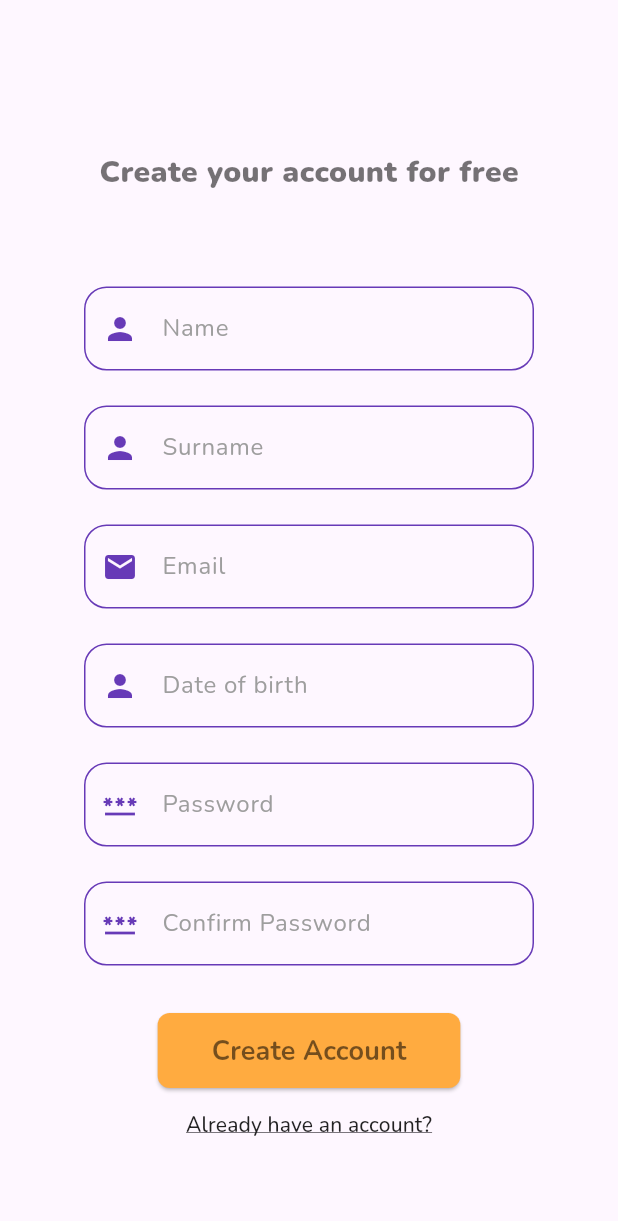
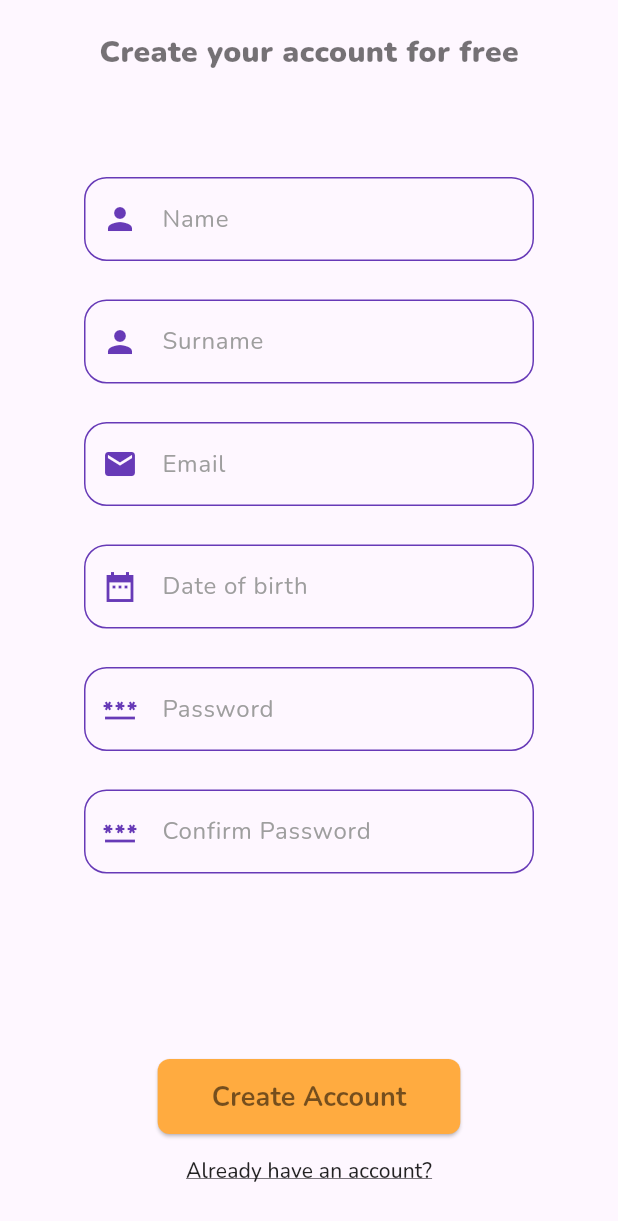
Before and after one commit to SadraMoghadam/TripTales, a Flutter app: the RegisterPage screen opened directly, on a phone screen of 412 x 824 dp. Shown: the top 1221 px of the screen. Run offline on Flutter 3.47's test engine with Material 3 defaults, Android fonts, the phone set to English and light mode, and no system bars; our stand-ins replace firebase_core; accounts and stored records are empty.

Commit message:
Fixed all of the pages layout.

```diff
--- a/lib/main.dart
+++ b/lib/main.dart
@@ -2,6 +2,7 @@ import 'package:flutter/material.dart';
 import 'package:firebase_core/firebase_core.dart';
 import 'package:trip_tales/src/pages/login.dart';
 import 'package:trip_tales/src/pages/register.dart';
+import 'package:trip_tales/src/utils/device_info.dart';
 import 'firebase_options.dart';
 import 'src/pages/home.dart';
 
@@ -10,7 +11,6 @@ Future<void> main() async {
   await Firebase.initializeApp(
     options: DefaultFirebaseOptions.currentPlatform,
   );
-
   runApp(MyApp());
 }
 
@@ -22,7 +22,7 @@ class MyApp extends StatelessWidget {
     return MaterialApp(
       title: 'Login Page',
       theme: ThemeData(fontFamily: 'Nunito'),
-      home: LoginPage(),
+      home: RegisterPage(),
     );
   }
 }
--- a/lib/src/pages/register.dart
+++ b/lib/src/pages/register.dart
@@ -1,4 +1,5 @@
 import 'package:flutter/material.dart';
+import 'package:trip_tales/src/utils/device_info.dart';
 
 import '../widgets/button.dart';
 import '../widgets/text_field.dart';
@@ -19,30 +20,45 @@ class _RegisterPageState extends State<RegisterPage> {
 
   @override
   Widget build(BuildContext context) {
+    DeviceInfo device = DeviceInfo();
+    device.computeDeviceInfo(context);
     return Scaffold(
-      resizeToAvoidBottomInset : false,
+      resizeToAvoidBottomInset: false,
       body: SafeArea(
         child: Container(
-          padding: const EdgeInsets.only(top: 100, bottom: 10),
+          height: device.height - 20,
+          width: device.width - 20,
+          alignment: Alignment.center,
+          padding: EdgeInsets.all(10),
+          margin: EdgeInsets.all(10),
           child: Column(
             mainAxisAlignment: MainAxisAlignment.center,
             children: <Widget>[
-              const Flexible(
+              Flexible(fit: FlexFit.tight, flex: 1, child: buildHeader()),
+              Flexible(fit: FlexFit.tight, flex: 5, child: buildBody()),
+              Spacer(flex: 1,),
+              Flexible(fit: FlexFit.tight, flex: 1, child: buildFooter())
+            ],
+          ),
+        ),
+      ),
+    );
+  }
+
+  Widget buildHeader() {
+    return const Text(
+      'Create your account for free',
+      style: TextStyle(
+          color: Colors.black54, fontSize: 20, fontWeight: FontWeight.w900),
+    );
+  }
+
+  Widget buildBody() {
+    return Column(
+      children: [
+        Flexible(
             fit: FlexFit.tight,
             flex: 1,
-                child: Text(
-                  'Create your account for free',
-                  style: TextStyle(
-                      color: Colors.black54,
-                      fontSize: 20,
-                      fontWeight: FontWeight.w900),
-                ),
-              ),
-              Flexible(
-                  fit: FlexFit.loose,
-                  flex: 1,
-                  child: Container(
-                      alignment: Alignment.center,
             child: CustomTextField(
               controller: _nameController,
               labelText: 'Name',
@@ -57,12 +73,10 @@ class _RegisterPageState extends State<RegisterPage> {
                 }
                 return null;
               },
-                      ))),
+            )),
         Flexible(
-                  fit: FlexFit.loose,
+            fit: FlexFit.tight,
             flex: 1,
-                  child: Container(
-                      alignment: Alignment.center,
             child: CustomTextField(
               controller: _surnameController,
               labelText: 'Surname',
@@ -77,12 +91,10 @@ class _RegisterPageState extends State<RegisterPage> {
                 }
                 return null;
               },
-                      ))),
+            )),
         Flexible(
-                  fit: FlexFit.loose,
+            fit: FlexFit.tight,
             flex: 1,
-                  child: Container(
-                      alignment: Alignment.center,
             child: CustomTextField(
               controller: _emailController,
               labelText: 'Email',
@@ -97,17 +109,15 @@ class _RegisterPageState extends State<RegisterPage> {
                 }
                 return null;
               },
-                      ))),
+            )),
         Flexible(
-                  fit: FlexFit.loose,
+            fit: FlexFit.tight,
             flex: 1,
-                  child: Container(
-                      alignment: Alignment.center,
             child: CustomTextField(
               controller: _birthDateController,
               labelText: 'Date of birth',
               hintText: 'Enter your Surname',
-                        prefixIcon: Icons.person,
+              prefixIcon: Icons.date_range_sharp,
               obscureText: false,
               keyboardType: TextInputType.datetime,
               textInputAction: TextInputAction.next,
@@ -117,12 +127,10 @@ class _RegisterPageState extends State<RegisterPage> {
                 }
                 return null;
               },
-                      ))),
+            )),
         Flexible(
-                  fit: FlexFit.loose,
+            fit: FlexFit.tight,
             flex: 1,
-                  child: Container(
-                      alignment: Alignment.center,
             child: CustomTextField(
               controller: _passwordController,
               labelText: 'Password',
@@ -137,12 +145,10 @@ class _RegisterPageState extends State<RegisterPage> {
                 }
                 return null;
               },
-                      ))),
+            )),
         Flexible(
-                  fit: FlexFit.loose,
+            fit: FlexFit.tight,
             flex: 1,
-                  child: Container(
-                      alignment: Alignment.center,
             child: CustomTextField(
               controller: _confirmPasswordController,
               labelText: 'Confirm Password',
@@ -157,15 +163,16 @@ class _RegisterPageState extends State<RegisterPage> {
                 }
                 return null;
               },
-                      ))),
-              Flexible(
-                fit: FlexFit.tight,
-                flex: 2,
-                child: Container(
-                  alignment: Alignment.center,
-                  padding: EdgeInsets.all(20),
+            )),
+      ],
+    );
+  }
 
-                  child:Column(children: [
+  Widget buildFooter() {
+    return
+      Column(
+        mainAxisAlignment: MainAxisAlignment.center,
+          children: [
         OverflowBar(
           overflowAlignment: OverflowBarAlignment.start,
           alignment: MainAxisAlignment.spaceEvenly,
@@ -175,8 +182,7 @@ class _RegisterPageState extends State<RegisterPage> {
                 width: 200,
                 text: "Create Account",
                 onPressed: () {
-                              Navigator.pushReplacementNamed(
-                                  context, '/Register');
+                  Navigator.pushReplacementNamed(context, '/Register');
                 })
           ],
         ),
@@ -186,16 +192,9 @@ class _RegisterPageState extends State<RegisterPage> {
           },
           child: const Text('Already have an account?',
               style: TextStyle(
-                              color: Colors.black87,
-                              decoration: TextDecoration.underline)),
+                  color: Colors.black87, decoration: TextDecoration.underline)),
         ),
-                  ]),
-                )
-              )
       ],
-          ),
-        ),
-      ),
     );
   }
 }
--- /dev/null
+++ b/lib/src/utils/device_info.dart
@@ -0,0 +1,15 @@
+import 'package:flutter/cupertino.dart';
+
+class DeviceInfo {
+  var orientation;
+  var height;
+  var width;
+
+  void computeDeviceInfo(BuildContext context)
+  {
+    orientation = MediaQuery.of(context).orientation;
+    var size = MediaQuery.of(context).size;
+    height = size.height;
+    width = size.width;
+  }
+}
```
Also changed, not shown: lib/src/pages/Login.dart (+60 -41 lines), lib/src/pages/home.dart (+28 -18 lines). Lines whose indentation alone changed are shown as unchanged.
